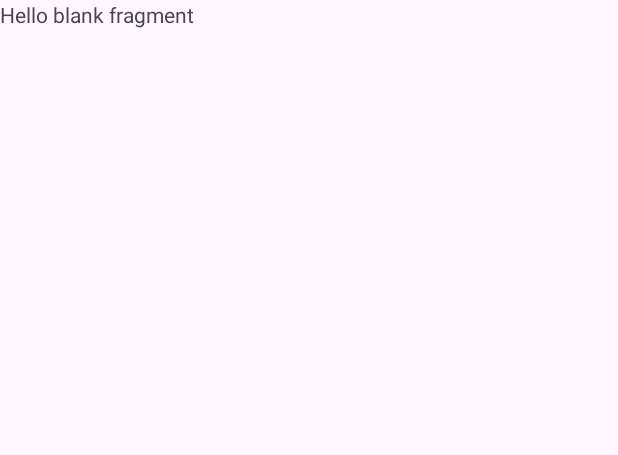
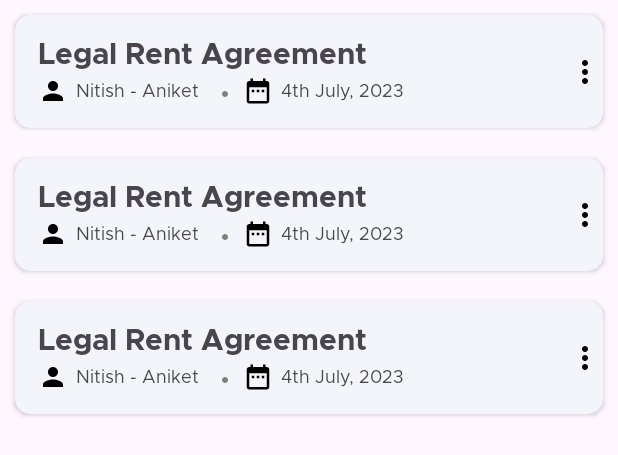
Before and after one commit to aniketk13/LegalVault, an Android app: the layout fragment_my_documents.xml on its own in the app's theme, with its tools: preview values and no code run, on a phone screen of 412 x 824 dp. Shown: the top 455 px of the screen. Run offline under Robolectric (Android 15) with nearby library versions, the phone set to English and light mode, and no system bars; network calls fail.

Commit message:
web view test file and recycler items built

```diff
--- a/app/src/main/java/com/teamdefine/legalvault/Test.kt
+++ b/app/src/main/java/com/teamdefine/legalvault/Test.kt
@@ -7,7 +7,6 @@ import android.view.View
 import android.view.ViewGroup
 import android.webkit.WebChromeClient
 import android.webkit.WebView
-import android.webkit.WebViewClient
 import androidx.fragment.app.Fragment
 import com.teamdefine.legalvault.databinding.FragmentTestBinding
 
@@ -24,6 +23,7 @@ class Test : Fragment() {
     @SuppressLint("SetJavaScriptEnabled")
     override fun onViewCreated(view: View, savedInstanceState: Bundle?) {
         super.onViewCreated(view, savedInstanceState)
+        WebView.setWebContentsDebuggingEnabled(true)
         binding.webView.webChromeClient = WebChromeClient()
         binding.webView.settings.javaScriptEnabled = true
         binding.webView.settings.useWideViewPort = true
--- /dev/null
+++ b/app/src/main/res/drawable/ic_calander.xml
@@ -0,0 +1,10 @@
+<vector xmlns:android="http://schemas.android.com/apk/res/android"
+    android:width="20dp"
+    android:height="20dp"
+    android:tint="#000000"
+    android:viewportWidth="24"
+    android:viewportHeight="24">
+    <path
+        android:fillColor="@android:color/white"
+        android:pathData="M9,11L7,11v2h2v-2zM13,11h-2v2h2v-2zM17,11h-2v2h2v-2zM19,4h-1L18,2h-2v2L8,4L8,2L6,2v2L5,4c-1.11,0 -1.99,0.9 -1.99,2L3,20c0,1.1 0.89,2 2,2h14c1.1,0 2,-0.9 2,-2L21,6c0,-1.1 -0.9,-2 -2,-2zM19,20L5,20L5,9h14v11z" />
+</vector>
--- /dev/null
+++ b/app/src/main/res/drawable/ic_middle_dot.xml
@@ -0,0 +1,9 @@
+<vector xmlns:android="http://schemas.android.com/apk/res/android"
+    android:width="24dp"
+    android:height="24dp"
+    android:viewportWidth="24"
+    android:viewportHeight="24">
+    <path
+        android:fillColor="#808080"
+        android:pathData="M12,12c-1.1,0 -2,0.9 -2,2s0.9,2 2,2 2,-0.9 2,-2 -0.9,-2 -2,-2z" />
+</vector>
--- /dev/null
+++ b/app/src/main/res/drawable/ic_no_sign_requests.xml
@@ -0,0 +1,70 @@
+<vector xmlns:android="http://schemas.android.com/apk/res/android"
+    android:width="342dp"
+    android:height="383dp"
+    android:autoMirrored="true"
+    android:viewportWidth="342"
+    android:viewportHeight="383">
+    <path
+        android:fillColor="#F1F1F1"
+        android:pathData="M224.51,194.155m52.203,0a52.204,52.203 90.192,1 0,-104.407 0a52.204,52.203 90.192,1 0,104.407 0" />
+    <path
+        android:fillColor="#F1F1F1"
+        android:pathData="M109.851,236.087m31.455,0a31.455,31.455 90.447,1 0,-62.91 0a31.455,31.455 90.447,1 0,62.91 0" />
+    <path
+        android:fillColor="#ffffff"
+        android:pathData="M171.15,191.827L173.27,190.706L177.74,188.527L179.78,187.647L184.99,186.467L189.8,185.407L193.64,184.897L195.36,186.237L196.18,176.347L195.7,172.177L196.23,166.516L197.62,160.547L203.72,161.347L211.98,163.637L213.5,170.016L217.77,172.617C216.4,175.936 214.95,178.697 213.27,180.117L211.62,186.447L211.98,186.667L213.05,186.657L215.22,186.847L220.35,188.007L225.65,189.837L229.76,191.537L234.97,194.746L239.41,198.456L242.99,201.787L246.82,207.197L248.55,210.487L250.99,217.077L252.73,225.697L253.29,228.737L253.29,238.327L252.7,243.517L251.56,250.787L249.41,255.317L246.66,257.837L243.31,259.007L240.56,258.697L236.29,257.147L232.83,254.967L232.95,256.997L233.53,268.137L233.66,275.747L172.35,275.747L172.35,241.467L171.15,191.827Z" />
+    <path
+        android:fillColor="#ffffff"
+        android:pathData="M118.682,192.693C117.155,192.693 115.683,193.303 114.599,194.383C113.515,195.463 112.91,196.933 112.91,198.463C112.91,213.603 112.91,254.293 112.91,269.433C112.91,272.613 115.493,275.203 118.682,275.203C130.64,275.203 157.998,275.203 169.947,275.203C173.136,275.203 175.719,272.613 175.719,269.433C175.719,254.303 175.719,213.623 175.719,198.503C175.719,195.313 173.136,192.733 169.957,192.733C157.998,192.723 130.64,192.703 118.682,192.693Z" />
+    <path
+        android:fillColor="#444444"
+        android:pathData="M118.682,191.653C116.875,191.653 115.141,192.373 113.867,193.643C112.585,194.923 111.871,196.653 111.871,198.463C111.871,213.603 111.871,254.293 111.871,269.433C111.871,273.193 114.915,276.243 118.682,276.243L169.947,276.243C173.714,276.243 176.758,273.193 176.758,269.433C176.758,254.303 176.758,213.623 176.758,198.503C176.758,194.743 173.714,191.693 169.957,191.693L118.682,191.653ZM118.682,192.693C117.155,192.693 115.683,193.303 114.599,194.383C113.515,195.463 112.91,196.933 112.91,198.463C112.91,213.603 112.91,254.293 112.91,269.433C112.91,272.613 115.493,275.203 118.682,275.203C130.64,275.203 157.998,275.203 169.947,275.203C173.136,275.203 175.719,272.613 175.719,269.433C175.719,254.303 175.719,213.623 175.719,198.503C175.719,195.313 173.136,192.733 169.957,192.733C157.998,192.723 130.64,192.703 118.682,192.693Z" />
+    <path
+        android:fillColor="@color/lightblue_app"
+        android:pathData="M136.666,190.938C136.666,189.813 135.752,188.886 134.626,188.886C131.462,188.886 125.41,188.886 122.245,188.886C121.106,188.886 120.192,189.813 120.192,190.938C120.192,196.672 120.192,212.47 120.192,212.47L128.694,204.472L136.666,212.47L136.666,190.938Z" />
+    <path
+        android:fillColor="#454545"
+        android:pathData="M121.526,231.777L151.839,231.777C152.129,231.777 152.364,231.536 152.364,231.257C152.364,230.967 152.129,230.737 151.839,230.737L121.526,230.737C121.245,230.737 121.009,230.967 121.009,231.257C121.009,231.536 121.245,231.777 121.526,231.777Z" />
+    <path
+        android:fillColor="#444444"
+        android:pathData="M111.438,276.198L240.004,276.198C240.255,276.198 240.453,275.998 240.453,275.748C240.453,275.498 240.255,275.288 240.004,275.288L111.438,275.288C111.188,275.288 110.981,275.498 110.981,275.748C110.981,275.998 111.188,276.198 111.438,276.198Z" />
+    <path
+        android:fillColor="#454545"
+        android:pathData="M121.526,240.613L151.839,240.613C152.129,240.613 152.364,240.373 152.364,240.093C152.364,239.803 152.129,239.573 151.839,239.573L121.526,239.573C121.245,239.573 121.009,239.803 121.009,240.093C121.009,240.373 121.245,240.613 121.526,240.613Z" />
+    <path
+        android:fillColor="#454545"
+        android:pathData="M121.526,249.45L151.839,249.45C152.129,249.45 152.364,249.209 152.364,248.93C152.364,248.64 152.129,248.41 151.839,248.41L121.526,248.41C121.245,248.41 121.009,248.64 121.009,248.93C121.009,249.209 121.245,249.45 121.526,249.45Z" />
+    <path
+        android:fillColor="#444444"
+        android:pathData="M94.905,276.198L107.352,276.198C107.601,276.198 107.804,275.998 107.804,275.748C107.804,275.498 107.601,275.288 107.352,275.288L94.905,275.288C94.654,275.288 94.451,275.498 94.451,275.748C94.451,275.998 94.654,276.198 94.905,276.198Z" />
+    <path
+        android:fillColor="#444444"
+        android:pathData="M252.477,276.198L258.133,276.198C258.382,276.198 258.585,275.998 258.585,275.748C258.585,275.498 258.382,275.288 258.133,275.288L252.477,275.288C252.227,275.288 252.024,275.498 252.024,275.748C252.024,275.998 252.227,276.198 252.477,276.198Z" />
+    <path
+        android:fillColor="#444444"
+        android:pathData="M83.657,276.198L86.259,276.198C86.509,276.198 86.711,275.998 86.711,275.748C86.711,275.498 86.509,275.288 86.259,275.288L83.657,275.288C83.407,275.288 83.204,275.498 83.204,275.748C83.204,275.998 83.407,276.198 83.657,276.198Z" />
+    <path
+        android:fillColor="#454545"
+        android:pathData="M170.939,192.56C179.746,186.564 192.199,185.553 194.534,185.419C194.996,186.996 196.989,192.724 202.494,193.869C202.508,193.869 202.524,193.869 202.538,193.869C202.538,193.869 210.542,194.926 212.268,187.1C215.005,187.293 230.835,188.945 241.889,201.323C249.996,210.398 255.501,225.245 251.44,249.495C251.395,249.674 250.77,252.471 249.015,254.911C247.824,256.562 246.129,258.064 243.718,258.451C241.085,258.883 237.634,257.975 233.141,254.628C226.565,249.748 217.847,239.691 206.317,220.976C206.317,220.976 210.855,213.775 210.855,213.775C210.855,213.775 236.459,228.072 236.459,228.072C236.696,228.206 236.994,228.117 237.128,227.878C237.247,227.655 237.173,227.358 236.934,227.224L210.929,212.704C210.706,212.585 210.423,212.659 210.289,212.882L205.335,220.708C205.231,220.871 205.231,221.065 205.32,221.228C217.029,240.256 225.896,250.462 232.561,255.416C238.987,260.192 243.45,260.162 246.485,258.511C251.023,256.026 252.392,249.689 252.392,249.689C252.392,249.689 252.392,249.674 252.392,249.674C256.527,225.007 250.859,209.907 242.603,200.668C230.195,186.773 211.896,186.103 211.896,186.103C211.658,186.089 211.45,186.267 211.405,186.505C210.081,193.631 203.148,192.962 202.687,192.917C196.855,191.697 195.382,184.809 195.382,184.809C195.338,184.586 195.129,184.422 194.891,184.422C194.891,184.422 180.357,184.973 170.403,191.756C170.18,191.905 170.121,192.203 170.27,192.426C170.418,192.649 170.716,192.709 170.939,192.56Z" />
+    <path
+        android:fillColor="#454545"
+        android:pathData="M232.395,255.25L232.833,275.207C232.834,275.51 233.089,275.758 233.401,275.741C233.699,275.743 233.936,275.48 233.934,275.177L233.511,255.239C233.494,254.936 233.24,254.688 232.942,254.686C232.63,254.702 232.393,254.947 232.395,255.25Z" />
+    <path
+        android:fillColor="#454545"
+        android:pathData="M227.464,250.173L186.824,250.707C186.549,250.707 186.335,250.93 186.335,251.198C186.335,251.466 186.564,251.689 186.839,251.689L227.479,251.155C227.754,251.155 227.967,250.931 227.967,250.664C227.967,250.381 227.739,250.173 227.464,250.173Z" />
+    <path
+        android:fillColor="#454545"
+        android:pathData="M204.468,204.742C204.552,204.817 204.677,204.942 204.752,205.034C204.91,205.243 205.035,205.468 205.094,205.568C206.561,211.797 210.088,213.589 210.088,213.589C210.322,213.714 210.614,213.614 210.739,213.381C210.864,213.147 210.772,212.847 210.53,212.731C210.53,212.731 207.361,211.029 206.028,205.276C206.011,205.243 206.002,205.201 205.978,205.167C205.978,205.167 205.585,204.425 205.144,204.033C204.835,203.758 204.493,203.65 204.202,203.725C203.993,203.783 203.776,203.933 203.609,204.267C203.443,204.617 203.309,205.284 203.301,206.452C202.617,206.035 201.566,205.301 200.699,204.258C200.699,204.258 200.699,204.258 200.699,204.258C200.141,203.6 199.323,203.208 198.464,203.174C197.597,203.141 196.763,203.483 196.163,204.1C195.004,205.267 193.97,206.935 194.079,209.053C194.237,212.088 196.813,216.166 205.31,221.061C205.544,221.194 205.836,221.119 205.969,220.885C206.103,220.652 206.028,220.352 205.794,220.227C201.725,217.875 199.048,215.749 197.381,213.839C195.78,212.005 195.121,210.396 195.046,209.003C194.954,207.194 195.863,205.776 196.855,204.776C196.855,204.776 196.855,204.776 196.855,204.776C197.264,204.35 197.839,204.125 198.431,204.142C199.023,204.167 199.573,204.434 199.957,204.884C201.5,206.735 203.592,207.719 203.592,207.719C203.751,207.794 203.926,207.777 204.068,207.686C204.21,207.586 204.293,207.427 204.285,207.26C204.251,206.193 204.285,205.484 204.377,205.034C204.401,204.926 204.435,204.817 204.468,204.742Z" />
+    <path
+        android:fillColor="#ffffff"
+        android:pathData="M166.296,191.939C166.296,191.939 165.08,199.736 159.539,199.656C159.539,199.656 152.997,201.165 151.108,191.463C151.108,191.463 160.465,187.218 166.296,191.939Z" />
+    <path
+        android:fillColor="#454545"
+        android:pathData="M167.255,192.092C167.308,191.749 167.176,191.405 166.904,191.184C164.377,189.137 161.235,188.622 158.385,188.766C154.235,188.975 150.71,190.576 150.71,190.576C150.3,190.759 150.067,191.207 150.154,191.65C150.979,195.87 152.661,198.119 154.326,199.319C156.663,201.015 159.07,200.726 159.629,200.624C162.156,200.631 163.922,199.242 165.111,197.529C166.784,195.124 167.255,192.092 167.255,192.092ZM166.296,191.939C166.296,191.939 165.08,199.736 159.539,199.656C159.539,199.656 152.997,201.165 151.108,191.463C151.108,191.463 160.465,187.218 166.296,191.939Z" />
+    <path
+        android:fillColor="#444444"
+        android:pathData="M196.06,164.849C196.06,164.849 194.83,169.639 195.169,174.329C195.399,177.559 196.399,180.729 198.93,182.369C201.6,184.089 206.06,184.159 213.32,180.579C213.56,180.459 213.66,180.169 213.54,179.929C213.419,179.689 213.13,179.589 212.89,179.709C206.1,183.059 201.95,183.169 199.459,181.549C197.169,180.069 196.35,177.179 196.14,174.259C195.81,169.719 197,165.089 197,165.089C197.07,164.829 196.91,164.569 196.649,164.499C196.39,164.429 196.13,164.589 196.06,164.849Z" />
+    <path
+        android:fillColor="#444444"
+        android:pathData="M194.85,154.829C194.85,154.829 188.63,164.269 209.82,167.209L210.1,174.009C210.1,174.009 218.35,169.799 215.2,177.909C215.2,177.909 223.6,170.559 219.61,159.089C215.62,147.619 196.32,151.399 194.85,154.829Z" />
+</vector>
--- /dev/null
+++ b/app/src/main/res/drawable/ic_options.xml
@@ -0,0 +1,9 @@
+<vector xmlns:android="http://schemas.android.com/apk/res/android"
+    android:width="24dp"
+    android:height="24dp"
+    android:viewportWidth="24"
+    android:viewportHeight="24">
+    <path
+        android:fillColor="#000000"
+        android:pathData="M12,8c1.1,0 2,-0.9 2,-2s-0.9,-2 -2,-2 -2,0.9 -2,2 0.9,2 2,2zM12,10c-1.1,0 -2,0.9 -2,2s0.9,2 2,2 2,-0.9 2,-2 -0.9,-2 -2,-2zM12,16c-1.1,0 -2,0.9 -2,2s0.9,2 2,2 2,-0.9 2,-2 -0.9,-2 -2,-2z" />
+</vector>
--- /dev/null
+++ b/app/src/main/res/drawable/ic_person.xml
@@ -0,0 +1,10 @@
+<vector xmlns:android="http://schemas.android.com/apk/res/android"
+    android:width="20dp"
+    android:height="20dp"
+    android:tint="#000000"
+    android:viewportWidth="24"
+    android:viewportHeight="24">
+    <path
+        android:fillColor="@android:color/white"
+        android:pathData="M12,12c2.21,0 4,-1.79 4,-4s-1.79,-4 -4,-4 -4,1.79 -4,4 1.79,4 4,4zM12,14c-2.67,0 -8,1.34 -8,4v2h16v-2c0,-2.66 -5.33,-4 -8,-4z" />
+</vector>
--- a/app/src/main/res/layout/fragment_my_documents.xml
+++ b/app/src/main/res/layout/fragment_my_documents.xml
@@ -1,14 +1,40 @@
 <?xml version="1.0" encoding="utf-8"?>
-<FrameLayout xmlns:android="http://schemas.android.com/apk/res/android"
+<androidx.constraintlayout.widget.ConstraintLayout xmlns:android="http://schemas.android.com/apk/res/android"
+    xmlns:app="http://schemas.android.com/apk/res-auto"
     xmlns:tools="http://schemas.android.com/tools"
     android:layout_width="match_parent"
     android:layout_height="match_parent"
     tools:context=".main.home.mydocs.MyDocuments">
 
-    <!-- TODO: Update blank fragment layout -->
-    <TextView
+    <androidx.swiperefreshlayout.widget.SwipeRefreshLayout
+        android:id="@+id/swipeRefresh"
+        android:layout_width="0dp"
+        android:layout_height="0dp"
+        app:layout_constraintBottom_toBottomOf="parent"
+        app:layout_constraintEnd_toEndOf="parent"
+        app:layout_constraintStart_toStartOf="parent"
+        app:layout_constraintTop_toTopOf="parent">
+
+        <androidx.recyclerview.widget.RecyclerView
+            android:id="@+id/recyclerView"
+            android:layout_width="match_parent"
+            android:layout_height="wrap_content"
+            android:layout_alignParentLeft="true"
+            android:layout_alignParentTop="true"
+            tools:listitem="@layout/item_sign_requests" />
+
+    </androidx.swiperefreshlayout.widget.SwipeRefreshLayout>
+
+    <include
+        android:id="@+id/loadingModel"
+        layout="@layout/common_loading_model"
         android:layout_width="match_parent"
-        android:layout_height="match_parent"
-        android:text="@string/hello_blank_fragment" />
+        android:layout_height="match_parent" />
 
-</FrameLayout>
+    <include
+        android:id="@+id/loadingModel"
+        layout="@layout/layout_no_sign_requests"
+        android:layout_width="match_parent"
+        android:layout_height="match_parent" />
+
+</androidx.constraintlayout.widget.ConstraintLayout>
--- /dev/null
+++ b/app/src/main/res/layout/item_sign_requests.xml
@@ -0,0 +1,81 @@
+<?xml version="1.0" encoding="utf-8"?>
+<androidx.cardview.widget.CardView xmlns:android="http://schemas.android.com/apk/res/android"
+    xmlns:app="http://schemas.android.com/apk/res-auto"
+    android:layout_width="match_parent"
+    android:layout_height="wrap_content"
+    android:layout_margin="10dp"
+    android:backgroundTint="@color/activityCardColor"
+    app:cardCornerRadius="10dp">
+
+    <androidx.constraintlayout.widget.ConstraintLayout
+        android:layout_width="match_parent"
+        android:layout_height="75dp">
+
+        <LinearLayout
+            android:layout_width="@dimen/dimen_0dp"
+            android:layout_height="0dp"
+            android:gravity="center|start"
+            android:orientation="vertical"
+            android:paddingStart="15dp"
+            app:layout_constraintBottom_toBottomOf="parent"
+            app:layout_constraintEnd_toStartOf="@id/optionsIv"
+            app:layout_constraintStart_toStartOf="parent"
+            app:layout_constraintTop_toTopOf="parent">
+
+            <androidx.appcompat.widget.AppCompatTextView
+                android:id="@+id/contractNameTv"
+                android:layout_width="wrap_content"
+                android:layout_height="wrap_content"
+                android:ellipsize="end"
+                android:fontFamily="@font/metropolis_bold"
+                android:gravity="center"
+                android:maxLines="1"
+                android:text="Legal Rent Agreement"
+                android:textSize="20sp" />
+
+            <LinearLayout
+                android:layout_width="wrap_content"
+                android:layout_height="wrap_content"
+                android:orientation="horizontal">
+
+                <androidx.appcompat.widget.AppCompatTextView
+                    android:id="@+id/contractBwTv"
+                    android:layout_width="wrap_content"
+                    android:layout_height="wrap_content"
+                    android:drawableStart="@drawable/ic_person"
+                    android:drawableEnd="@drawable/ic_middle_dot"
+                    android:drawablePadding="5dp"
+                    android:fontFamily="@font/metropolis_regular"
+                    android:gravity="center"
+                    android:text="Nitish - Aniket"
+                    android:textSize="12sp" />
+
+                <androidx.appcompat.widget.AppCompatTextView
+                    android:id="@+id/contractDateTv"
+                    android:layout_width="wrap_content"
+                    android:layout_height="wrap_content"
+                    android:drawableStart="@drawable/ic_calander"
+                    android:drawablePadding="5dp"
+                    android:fontFamily="@font/metropolis_regular"
+                    android:gravity="center"
+                    android:text="4th July, 2023"
+                    android:textSize="12sp" />
+
+            </LinearLayout>
+
+        </LinearLayout>
+
+        <androidx.appcompat.widget.AppCompatImageView
+            android:id="@+id/optionsIv"
+            android:layout_width="wrap_content"
+            android:layout_height="wrap_content"
+            android:src="@drawable/ic_options"
+            app:layout_constraintBottom_toBottomOf="parent"
+            app:layout_constraintEnd_toEndOf="parent"
+            app:layout_constraintTop_toTopOf="parent" />
+
+
+    </androidx.constraintlayout.widget.ConstraintLayout>
+
+
+</androidx.cardview.widget.CardView>
--- /dev/null
+++ b/app/src/main/res/layout/layout_no_sign_requests.xml
@@ -0,0 +1,16 @@
+<?xml version="1.0" encoding="utf-8"?>
+<layout xmlns:android="http://schemas.android.com/apk/res/android">
+
+    <FrameLayout
+        android:layout_width="match_parent"
+        android:layout_height="match_parent">
+
+        <androidx.appcompat.widget.AppCompatImageView
+            android:layout_width="wrap_content"
+            android:layout_height="wrap_content"
+            android:layout_gravity="center"
+            android:src="@drawable/ic_no_sign_requests"
+            android:visibility="gone" />
+
+    </FrameLayout>
+</layout>
```
Also changed, not shown: 1 other file.
